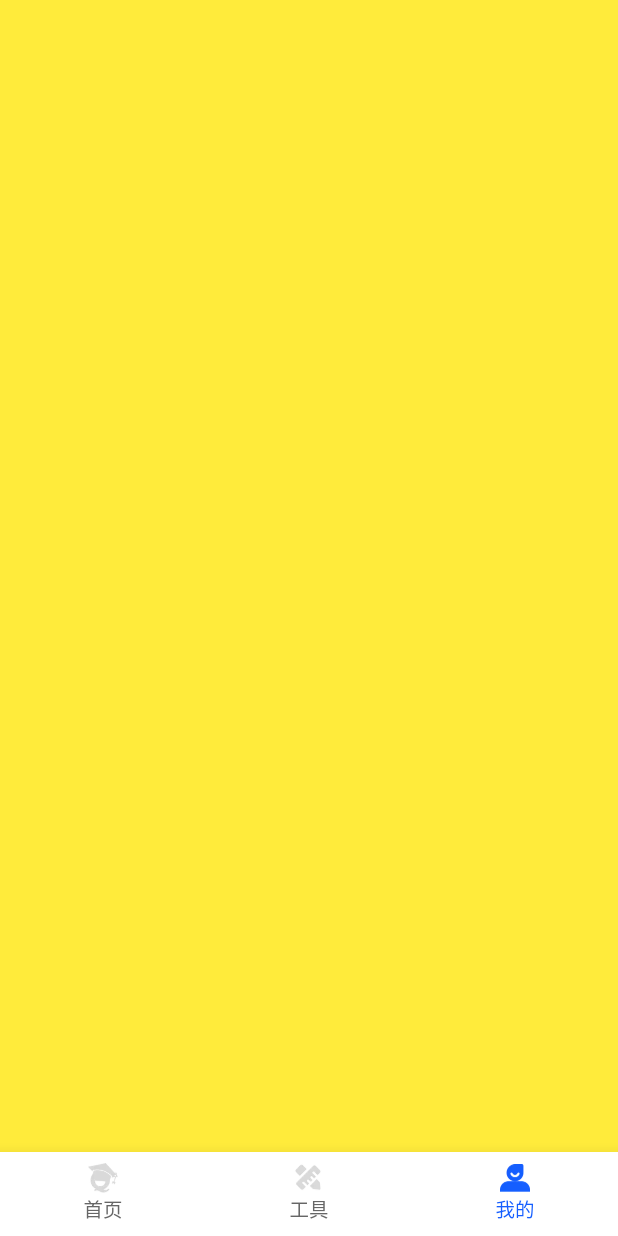
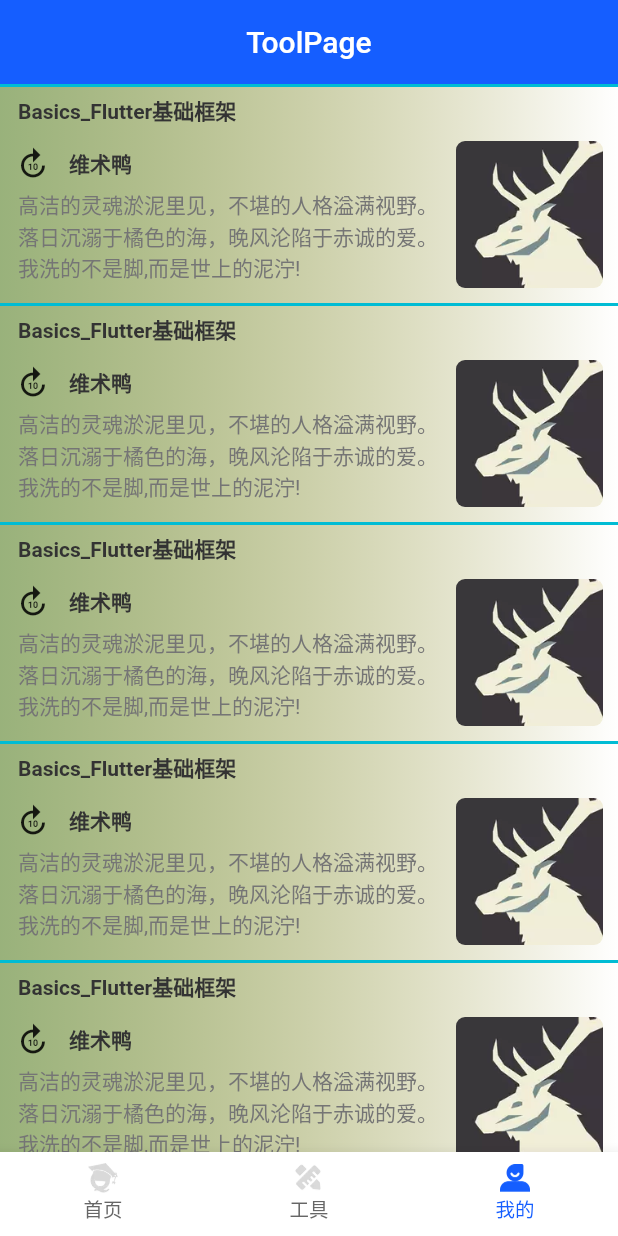
Before and after one commit to rizhaoshi/basics_flutter, a Flutter app: the screen it shows after launch, swiped to page 2, on a phone screen of 412 x 824 dp. Run offline on Flutter 3.47's test engine with Material 2 defaults, Android fonts, the phone set to English and light mode, and no system bars; our stand-ins replace dio, event_bus, flutter_easyrefresh, get, logger, package_info_plus and 3 more; missing offline and left inert: install_plugin_custom, mmkv_flutter, shake_animation_widget; accounts and stored records are empty.

```diff
--- /dev/null
+++ b/lib/app/model/art_bean.dart
@@ -0,0 +1,29 @@
+import 'user_bean.dart';
+
+class ArtBean {
+  String? artTitle;
+  String? artInfo;
+
+  UserBean? userBean;
+
+  ArtBean({
+    this.artTitle,
+    this.artInfo,
+  });
+
+  ArtBean.fromJson(Map<String, dynamic> json) {
+    artTitle = json['artTitle'];
+    artInfo = json['artInfo'];
+    if (json['user'] != null) {
+      userBean = UserBean.fromJson(json['user']);
+    }
+  }
+
+  Map<String, dynamic> toJson() {
+    final Map<String, dynamic> data = {};
+    data['artTitle'] = artTitle;
+    data['artInfo'] = artInfo;
+
+    return data;
+  }
+}
--- a/lib/app/modules/main/main_binding.dart
+++ b/lib/app/modules/main/main_binding.dart
@@ -4,6 +4,7 @@ import '../home/home_controller.dart';
 import '../login/login_controller.dart';
 import '../mine/mine_controller.dart';
 import '../mine/settings/settings_controller.dart';
+import '../tool/tool_controller.dart';
 import 'main_controller.dart';
 
 class MainBinding extends Bindings {
@@ -24,5 +25,8 @@ class MainBinding extends Bindings {
     Get.lazyPut<SettingsController>(
           () => SettingsController(),
     );
+    Get.lazyPut<ToolController>(
+          () => ToolController(),
+    );
   }
 }
--- a/lib/app/modules/main/main_controller.dart
+++ b/lib/app/modules/main/main_controller.dart
@@ -5,6 +5,7 @@ import 'package:get/get.dart';
 
 import '../../../common/widgets/keep_alive_view.dart';
 import '../mine/mine_page.dart';
+import '../tool/tool_page.dart';
 
 class MainController extends GetxController {
   int currentIndex = 2;
@@ -21,7 +22,7 @@ class MainController extends GetxController {
     super.onInit();
     pageViews = [
       KeepAliveView(HomePage()),
-      KeepAliveView(Container(color: Colors.yellow)),
+      KeepAliveView(ToolPage()),
       KeepAliveView(MinePage()),
     ];
   }
--- /dev/null
+++ b/lib/app/modules/tool/tool_controller.dart
@@ -0,0 +1,46 @@
+import 'package:get/get.dart';
+import 'package:flutter_easyrefresh/easy_refresh.dart';
+import '../../constant/config.dart';
+import '../../model/art_bean.dart';
+
+class ToolController extends GetxController {
+  List<ArtBean> artBeans = [];
+  late EasyRefreshController refreshController;
+  int page = 1;
+  int limit = Config.LIMIT;
+  bool hasMore = true;
+  bool isError = false;
+
+  @override
+  void onInit() {
+    super.onInit();
+    refreshController = EasyRefreshController();
+    getInfoList();
+  }
+
+  @override
+  void onReady() {
+    super.onReady();
+  }
+
+  @override
+  void onClose() {
+    super.onClose();
+  }
+
+  onRefresh() async {
+    page = 1;
+    await getInfoList();
+    refreshController.finishRefresh();
+    refreshController.resetLoadState();
+  }
+
+  onLoad() async {
+    if (hasMore) await getInfoList(push: true);
+    refreshController.finishLoad(noMore: !hasMore);
+  }
+
+  getInfoList({bool push = false}) async {
+
+  }
+}
--- /dev/null
+++ b/lib/app/modules/tool/tool_page.dart
@@ -0,0 +1,43 @@
+import 'package:flutter_easyrefresh/easy_refresh.dart';
+import 'package:flutter/material.dart';
+
+import 'package:get/get.dart';
+import '../../widgets/home_tool_item_view.dart';
+import 'tool_controller.dart';
+
+class ToolPage extends GetView<ToolController> {
+  const ToolPage({Key? key}) : super(key: key);
+
+  Future _onRefresh() async {
+    await controller.onRefresh();
+  }
+
+  Future _onLoad() async {
+    await controller.onLoad();
+  }
+
+  @override
+  Widget build(BuildContext context) {
+    return Scaffold(
+      backgroundColor: Colors.cyan,
+      appBar: AppBar(
+        title: const Text('ToolPage'),
+        centerTitle: true,
+      ),
+      body: EasyRefresh(
+        onRefresh: _onRefresh,
+        header: ClassicalHeader(),
+        onLoad: _onLoad,
+        footer: ClassicalFooter(),
+        controller: controller.refreshController,
+        enableControlFinishRefresh: true,
+        enableControlFinishLoad: true,
+        child: ListView.builder(
+            itemCount: 60,
+            itemBuilder: (BuildContext context, int index) {
+              return HomeToolItemView();
+            }),
+      ),
+    );
+  }
+}
--- a/lib/app/routes/app_pages.dart
+++ b/lib/app/routes/app_pages.dart
@@ -12,6 +12,8 @@ import '../modules/mine/settings/settings_binding.dart';
 import '../modules/mine/settings/settings_page.dart';
 import '../modules/splash/splash_binding.dart';
 import '../modules/splash/splash_page.dart';
+import '../modules/tool/tool_binding.dart';
+import '../modules/tool/tool_page.dart';
 import 'app_routes.dart';
 
 class AppPages {
@@ -50,5 +52,10 @@ class AppPages {
       page: () => const SettingsPage(),
       binding: SettingsBinding(),
     ),
+    GetPage(
+      name: Routes.TOOL,
+      page: () => const ToolPage(),
+      binding: ToolBinding(),
+    ),
   ];
 }
--- a/lib/app/routes/app_routes.dart
+++ b/lib/app/routes/app_routes.dart
@@ -15,4 +15,5 @@ abstract class Routes {
   static const MINE = "/mine";
   static const LOGIN = '/login';
   static const SETTINGS = '/mine/settings';
+  static const TOOL = '/tool';
 }
--- /dev/null
+++ b/lib/app/widgets/home_tool_item_view.dart
@@ -0,0 +1,72 @@
+import 'package:flutter/material.dart';
+
+import '../../common/utils/common_util.dart';
+
+class HomeToolItemView extends StatefulWidget {
+  const HomeToolItemView({Key? key}) : super(key: key);
+
+  @override
+  State<HomeToolItemView> createState() => _HomeToolItemViewState();
+}
+
+class _HomeToolItemViewState extends State<HomeToolItemView> {
+  @override
+  Widget build(BuildContext context) {
+    return Container(
+      margin: const EdgeInsets.only(top: 2),
+      decoration: BoxDecoration(
+          gradient: LinearGradient(colors: [
+        Colors.orangeAccent.withOpacity(0.6),
+        Colors.white,
+      ])),
+      child: Column(
+        mainAxisSize: MainAxisSize.min,
+        crossAxisAlignment: CrossAxisAlignment.start,
+        children: [
+          Container(
+            margin: const EdgeInsets.only(top: 5, left: 12),
+            child: const Text("Basics_Flutter基础框架", style: TextStyle(fontWeight: FontWeight.bold)),
+          ),
+          Container(
+            child: Row(
+              children: [
+                Expanded(
+                  child: Column(
+                    mainAxisSize: MainAxisSize.min,
+                    children: [
+                      Container(
+                        margin: const EdgeInsets.only(left: 10),
+                        child: Row(
+                          children: const [Icon(Icons.forward_10), SizedBox(width: 12), Text("维术鸭", style: TextStyle(fontWeight: FontWeight.bold))],
+                        ),
+                      ),
+                      Container(
+                        margin: const EdgeInsets.only(left: 12, top: 5),
+                        child: Text(
+                          "高洁的灵魂淤泥里见，不堪的人格溢满视野。落日沉溺于橘色的海，晚风沦陷于赤诚的爱。我洗的不是脚,而是世上的泥泞!",
+                          style: TextStyle(fontSize: 14, color: Colors.grey[600]),
+                        ),
+                      )
+                    ],
+                  ),
+                ),
+                Container(
+                  margin: const EdgeInsets.all(10),
+                  child: ClipRRect(
+                    borderRadius: const BorderRadius.all(Radius.circular(6)),
+                    child: Image.asset(
+                      CommonUtils.getIconByName("ic_basics_logo"),
+                      width: 98,
+                      height: 98,
+                      fit: BoxFit.fill,
+                    ),
+                  ),
+                )
+              ],
+            ),
+          )
+        ],
+      ),
+    );
+  }
+}
--- a/pubspec.yaml
+++ b/pubspec.yaml
@@ -43,6 +43,7 @@ dependencies:
   path_provider: ^2.0.11
   mmkv_flutter: ^1.0.10
   webview_flutter: ^3.0.4
+  flutter_easyrefresh: ^2.2.2
   install_plugin_custom: ^1.0.0
   permission_handler: ^10.2.0
   shake_animation_widget: ^3.0.3
```
Also changed, not shown: lib/app/modules/tool/tool_binding.dart (added, +12 -0 lines), 2 other files.
